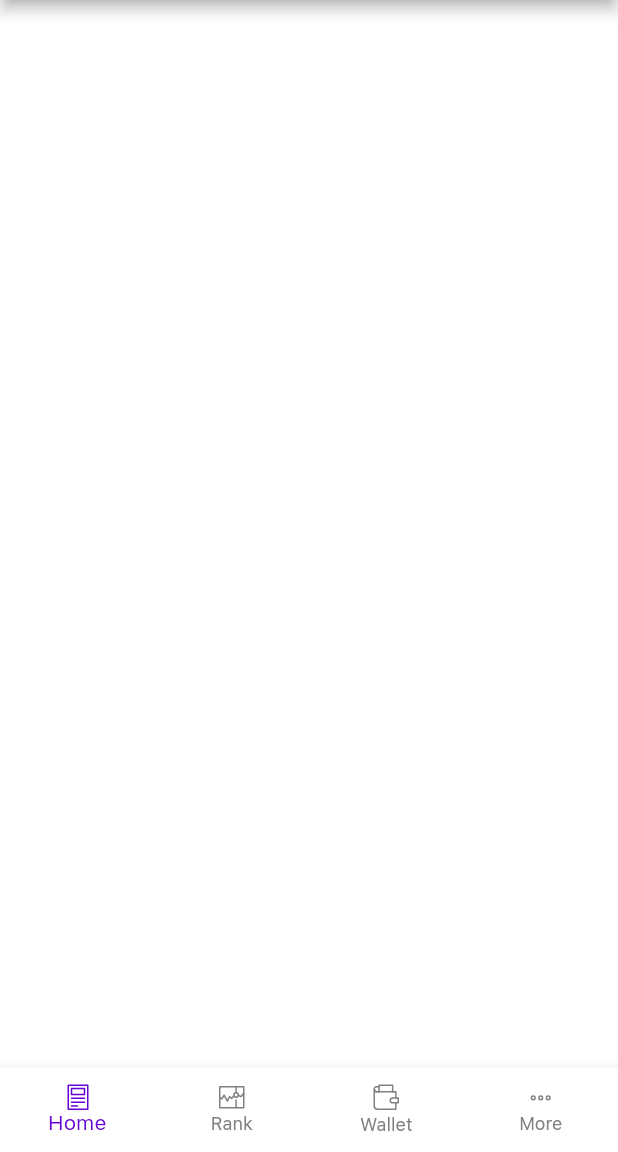
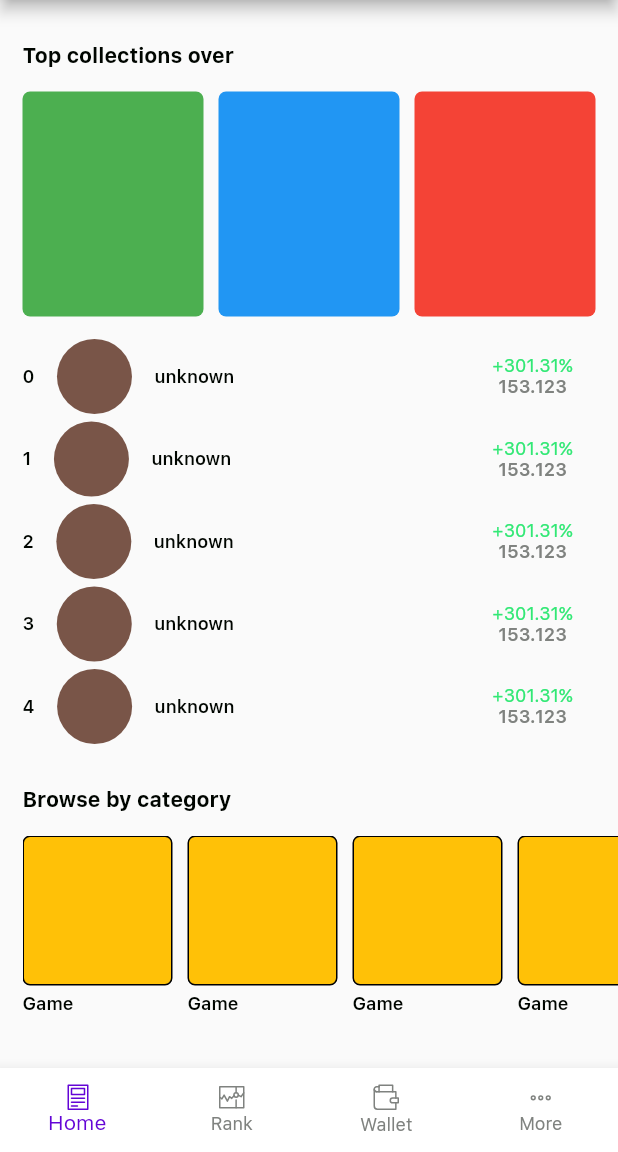
Before and after one commit to Huyvq225/nft-marketplace, a Flutter app: the screen it shows after launch, on a phone screen of 412 x 824 dp, the part 84-1236 px from its top. Run offline on Flutter 3.47's test engine with Material 2 defaults, Android fonts, the phone set to English and light mode, and no system bars; our stand-ins replace bloc, equatable, flutter_bloc, flutter_svg, get_it; project files that could hold a hidden picture were left out.

Commit message:
Implement home page UI

```diff
--- a/nft_marketplace/lib/main.dart
+++ b/nft_marketplace/lib/main.dart
@@ -1,5 +1,6 @@
 import 'package:flutter/material.dart';
 import 'package:flutter_bloc/flutter_bloc.dart';
+import 'package:nft_marketplace/src/config/env/env_config.dart';
 import 'package:nft_marketplace/src/core/bloc/theme/theme_bloc.dart';
 
 import 'src/config/routes/app_routes.dart';
@@ -8,6 +9,7 @@ import 'src/injector.dart';
 Future<void> main() async {
   WidgetsFlutterBinding.ensureInitialized();
   await initializeDependencies();
+  await EnvConfig.getInfo();
   runApp(const NFTMarketplaceApp());
 }
 
--- a/nft_marketplace/lib/src/config/colors/nft_component_color.dart
+++ b/nft_marketplace/lib/src/config/colors/nft_component_color.dart
@@ -36,4 +36,10 @@ abstract class NftComponentColor {
   Color? get bottomNavigationSelected;
 
   Color? get bottomNavigationDeselected;
+
+  Color? get positivePercent;
+
+  Color? get negativePercent;
+
+  Color? get price;
 }
--- a/nft_marketplace/lib/src/config/colors/nft_dark_colors.dart
+++ b/nft_marketplace/lib/src/config/colors/nft_dark_colors.dart
@@ -35,5 +35,12 @@ class NftDarkComponentColor implements NftComponentColor {
   @override
   Color? get bottomNavigationDeselected => _nftColors.neutral[600];
 
+  @override
+  Color? get positivePercent => _nftColors.greenSecondaryColor;
 
+  @override
+  Color? get negativePercent => _nftColors.redSecondaryColor;
+
+  @override
+  Color? get price => _nftColors.neutral[600];
 }
--- a/nft_marketplace/lib/src/config/colors/nft_light_colors.dart
+++ b/nft_marketplace/lib/src/config/colors/nft_light_colors.dart
@@ -34,4 +34,13 @@ class NftLightComponentColor implements NftComponentColor {
 
   @override
   Color? get bottomNavigationDeselected => _nftColors.neutral[600];
+
+  @override
+  Color? get positivePercent => _nftColors.greenSecondaryColor;
+
+  @override
+  Color? get negativePercent => _nftColors.redSecondaryColor;
+
+  @override
+  Color? get price => _nftColors.neutral[600];
 }
--- /dev/null
+++ b/nft_marketplace/lib/src/presentation/views/home/home_page.dart
@@ -0,0 +1,203 @@
+import 'package:flutter/material.dart';
+import 'package:nft_marketplace/src/config/colors/nft_component_color.dart';
+import 'package:nft_marketplace/src/config/text_styles/nft_text_styles.dart';
+
+class HomePage extends StatefulWidget {
+  const HomePage({Key? key}) : super(key: key);
+
+  @override
+  State<HomePage> createState() => _HomePageState();
+}
+
+class _HomePageState extends State<HomePage> {
+  @override
+  Widget build(BuildContext context) {
+    return SingleChildScrollView(
+      child: Column(
+        children: [
+          const SizedBox(height: 29),
+          _topCollections(),
+          const SizedBox(height: 29),
+          _category(),
+        ],
+      ),
+    );
+  }
+
+  Widget _category() {
+    return Padding(
+      padding: const EdgeInsets.only(left: 15),
+      child: Column(
+        crossAxisAlignment: CrossAxisAlignment.start,
+        children: [
+          Text(
+            'Browse by category',
+            textAlign: TextAlign.left,
+            style: NFTTypography.t14B
+                .style(fontColor: NftComponentColor.of(context).text),
+          ),
+          const SizedBox(height: 15),
+          SizedBox(
+            height: 130,
+            child: ListView.separated(
+              scrollDirection: Axis.horizontal,
+              itemCount: 5,
+              itemBuilder: (_, index) {
+                return _categoryItem();
+              },
+              separatorBuilder: (BuildContext context, int index) {
+                return Container(
+                  width: 10,
+                );
+              },
+            ),
+          ),
+        ],
+      ),
+    );
+  }
+
+  Widget _categoryItem({String? title}) {
+    return Column(
+      crossAxisAlignment: CrossAxisAlignment.start,
+      children: [
+        Container(
+          width: 100,
+          height: 100,
+          decoration: BoxDecoration(
+            color: Colors.amber,
+            border: Border.all(color: Colors.black),
+            borderRadius: BorderRadius.circular(5),
+          ),
+        ),
+        const SizedBox(height: 5),
+        Text(
+          'Game',
+          textAlign: TextAlign.left,
+          style: NFTTypography.t12S
+              .style(fontColor: NftComponentColor.of(context).text),
+        ),
+      ],
+    );
+  }
+
+  Widget _topCollections() {
+    return Padding(
+      padding: const EdgeInsets.symmetric(horizontal: 15),
+      child: Column(
+        crossAxisAlignment: CrossAxisAlignment.start,
+        children: [
+          Text(
+            'Top collections over',
+            textAlign: TextAlign.left,
+            style: NFTTypography.t14B
+                .style(fontColor: NftComponentColor.of(context).text),
+          ),
+          const SizedBox(height: 15),
+          _topThreeCollection(),
+          const SizedBox(height: 15),
+          ListView.separated(
+            itemCount: 5,
+            shrinkWrap: true,
+            itemBuilder: (_, index) {
+              return _collectionItem(rankingNo: index);
+            },
+            separatorBuilder: (BuildContext context, int index) {
+              return Container(
+                height: 5,
+              );
+            },
+          ),
+        ],
+      ),
+    );
+  }
+
+  Widget _topThreeCollection() {
+    return Row(
+      children: [
+        _topThreeItem(rankingNo: 1),
+        const SizedBox(width: 10,),
+        _topThreeItem(rankingNo: 2),
+        const SizedBox(width: 10,),
+        _topThreeItem(rankingNo: 3),
+      ],
+    );
+  }
+
+  Widget _topThreeItem({int? rankingNo}) {
+    Color _bgColor = Colors.red;
+    if (rankingNo == 1) {
+      _bgColor = Colors.green;
+    } else if (rankingNo == 2) {
+      _bgColor = Colors.blue;
+    }
+    return Expanded(
+      child: Container(
+        decoration: BoxDecoration(color: _bgColor, borderRadius: BorderRadius.circular(5)),
+        height: 150,
+      ),
+    );
+  }
+
+  Widget _collectionItem({int? rankingNo, String? name}) {
+    return Row(
+      children: [
+        //ranking number
+        Text(
+          rankingNo?.toString() ?? '--',
+          textAlign: TextAlign.left,
+          style: NFTTypography.t12S
+              .style(fontColor: NftComponentColor.of(context).text),
+        ),
+
+        //Avatar
+        Container(
+          width: 50,
+          height: 50,
+          margin: const EdgeInsets.symmetric(horizontal: 15),
+          decoration: const BoxDecoration(
+            color: Colors.brown,
+            shape: BoxShape.circle,
+          ),
+        ),
+
+        //collectionInfo
+        Expanded(
+          child: Column(
+            crossAxisAlignment: CrossAxisAlignment.start,
+            children: [
+              Text(
+                name ?? 'unknown',
+                textAlign: TextAlign.left,
+                style: NFTTypography.t12S
+                    .style(fontColor: NftComponentColor.of(context).text),
+              ),
+            ],
+          ),
+        ),
+
+        //statistics
+        Padding(
+          padding: const EdgeInsets.symmetric(horizontal: 15),
+          child: Column(
+            children: [
+              Text(
+                '+301.31%',
+                textAlign: TextAlign.left,
+                style: NFTTypography.t12R.style(
+                    fontColor: NftComponentColor.of(context).positivePercent),
+              ),
+              Text(
+                '153.123',
+                textAlign: TextAlign.left,
+                style: NFTTypography.t12S
+                    .style(fontColor: NftComponentColor.of(context).price),
+              ),
+            ],
+          ),
+        ),
+      ],
+    );
+  }
+}
--- a/nft_marketplace/lib/src/presentation/views/main_page/main_page.dart
+++ b/nft_marketplace/lib/src/presentation/views/main_page/main_page.dart
@@ -1,6 +1,7 @@
 import 'package:flutter/material.dart';
 import 'package:flutter_bloc/flutter_bloc.dart';
 import 'package:nft_marketplace/src/config/colors/nft_component_color.dart';
+import 'package:nft_marketplace/src/config/env/env_config.dart';
 import 'package:nft_marketplace/src/config/text_styles/nft_text_styles.dart';
 import 'package:nft_marketplace/src/core/bloc/theme/theme_bloc.dart';
 import 'package:nft_marketplace/src/domain/entities/nft.dart';
@@ -53,6 +54,10 @@ class _MainPageState extends State<MainPage> {
   }
 
   Widget _buildBody() {
+    List<Widget> _pages = BottomNavItemConfig.pages();
+    return PageView(
+      children: _pages
+    );
     return Container(
       color: NftComponentColor.of(context).background,
       child: BlocBuilder<MainPageBloc, MainPageState>(
--- /dev/null
+++ b/nft_marketplace/lib/src/presentation/views/more/more_page.dart
@@ -0,0 +1,17 @@
+import 'package:flutter/material.dart';
+
+class MorePage extends StatefulWidget {
+  const MorePage({Key? key}) : super(key: key);
+
+  @override
+  State<MorePage> createState() => _MorePageState();
+}
+
+class _MorePageState extends State<MorePage> {
+  @override
+  Widget build(BuildContext context) {
+    return Container(
+      color: Colors.blue,
+    );
+  }
+}
--- /dev/null
+++ b/nft_marketplace/lib/src/presentation/views/rank/ranking_page.dart
@@ -0,0 +1,17 @@
+import 'package:flutter/material.dart';
+
+class RankingPage extends StatefulWidget {
+  const RankingPage({Key? key}) : super(key: key);
+
+  @override
+  State<RankingPage> createState() => _RankingPageState();
+}
+
+class _RankingPageState extends State<RankingPage> {
+  @override
+  Widget build(BuildContext context) {
+    return Container(
+      color: Colors.amber,
+    );
+  }
+}
--- /dev/null
+++ b/nft_marketplace/lib/src/presentation/views/wallet/wallet_page.dart
@@ -0,0 +1,17 @@
+import 'package:flutter/material.dart';
+
+class WalletPage extends StatefulWidget {
+  const WalletPage({Key? key}) : super(key: key);
+
+  @override
+  State<WalletPage> createState() => _WalletPageState();
+}
+
+class _WalletPageState extends State<WalletPage> {
+  @override
+  Widget build(BuildContext context) {
+    return Container(
+      color: Colors.green,
+    );
+  }
+}
--- a/nft_marketplace/lib/src/presentation/widgets/bottom_navigation_bar/bottom_navigation_bar.dart
+++ b/nft_marketplace/lib/src/presentation/widgets/bottom_navigation_bar/bottom_navigation_bar.dart
@@ -3,6 +3,10 @@ import 'package:flutter_bloc/flutter_bloc.dart';
 import 'package:flutter_svg/flutter_svg.dart';
 import 'package:nft_marketplace/src/config/colors/nft_component_color.dart';
 import 'package:nft_marketplace/src/config/icons/nft_icons.dart';
+import 'package:nft_marketplace/src/presentation/views/home/home_page.dart';
+import 'package:nft_marketplace/src/presentation/views/more/more_page.dart';
+import 'package:nft_marketplace/src/presentation/views/rank/ranking_page.dart';
+import 'package:nft_marketplace/src/presentation/views/wallet/wallet_page.dart';
 import 'package:nft_marketplace/src/presentation/widgets/bottom_navigation_bar/bloc/bottom_navigation_bar_bloc.dart';
 
 // ignore: must_be_immutable
@@ -68,7 +72,7 @@ class _BottomNavigationBarWidgetState extends State<BottomNavigationBarWidget> {
   }
 
   List<BottomNavigationBarItem> _bottomNavBarItems(BuildContext context) {
-    return bottomNavItemList
+    return BottomNavItemConfig.bottomNavItemList
         .map<BottomNavigationBarItem>(
             (tab) => _bottomNavBarItem(context, tabItem: tab))
         .toList();
@@ -94,12 +98,23 @@ typedef BottomNavBarOnChanged = void Function(int);
 
 enum BottomNavItem { home, rank, wallet, more }
 
-const List<BottomNavItem> bottomNavItemList = [
-  BottomNavItem.home,
-  BottomNavItem.rank,
-  BottomNavItem.wallet,
-  BottomNavItem.more,
-];
+class BottomNavItemConfig {
+  static List<BottomNavItem> bottomNavItemList = [
+    BottomNavItem.home,
+    BottomNavItem.rank,
+    BottomNavItem.wallet,
+    BottomNavItem.more,
+  ];
+
+  static List<Widget> pages({dynamic arg}) {
+    return const [
+      HomePage(),
+      RankingPage(),
+      WalletPage(),
+      MorePage(),
+    ];
+  }
+}
 
 extension BottomNavItemExtension on BottomNavItem {
   String get label {
--- a/nft_marketplace/pubspec.yaml
+++ b/nft_marketplace/pubspec.yaml
@@ -40,6 +40,7 @@ dependencies:
   mockito: ^5.2.0
   http: ^0.13.4
   flutter_svg: ^1.1.0
+  package_info_plus: ^1.4.2
 
 dev_dependencies:
   build_runner: ^2.1.11
```
Also changed, not shown: nft_marketplace/pubspec.lock, 97 other files.
